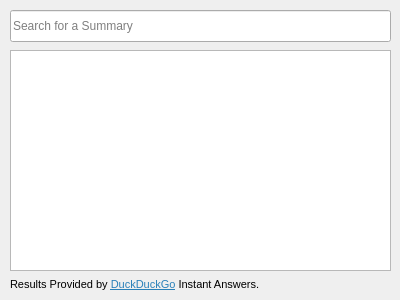
Old version of the form mainwindow.ui in the repository emctague/abstrakt.
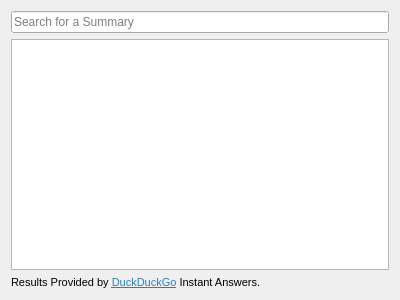
New version of the form.

Commit message: Make window contents scale to fit window size.

Patch:
```diff
--- a/mainwindow.ui
+++ b/mainwindow.ui
@@ -14,28 +14,16 @@
    <string>Abstrakt</string>
   </property>
   <widget class="QWidget" name="centralWidget">
+   <layout class="QVBoxLayout" name="verticalLayout">
+    <item>
    <widget class="QLineEdit" name="searchBox">
-    <property name="geometry">
-     <rect>
-      <x>10</x>
-      <y>10</y>
-      <width>381</width>
-      <height>32</height>
-     </rect>
-    </property>
     <property name="placeholderText">
      <string>Search for a Summary</string>
     </property>
    </widget>
+    </item>
+    <item>
    <widget class="QTextBrowser" name="result">
-    <property name="geometry">
-     <rect>
-      <x>10</x>
-      <y>50</y>
-      <width>381</width>
-      <height>221</height>
-     </rect>
-    </property>
     <property name="openExternalLinks">
      <bool>true</bool>
     </property>
@@ -43,15 +31,9 @@
      <bool>true</bool>
     </property>
    </widget>
+    </item>
+    <item>
    <widget class="QLabel" name="label">
-    <property name="geometry">
-     <rect>
-      <x>10</x>
-      <y>275</y>
-      <width>381</width>
-      <height>20</height>
-     </rect>
-    </property>
     <property name="font">
      <font>
       <pointsize>8</pointsize>
@@ -61,6 +43,8 @@
      <string>&lt;html&gt;&lt;head/&gt;&lt;body&gt;&lt;p&gt;Results Provided by &lt;a href=&quot;http://duckduckgo.com&quot;&gt;&lt;span style=&quot; text-decoration: underline; color:#2980b9;&quot;&gt;DuckDuckGo&lt;/span&gt;&lt;/a&gt; Instant Answers.&lt;/p&gt;&lt;/body&gt;&lt;/html&gt;</string>
     </property>
    </widget>
+    </item>
+   </layout>
   </widget>
  </widget>
  <layoutdefault spacing="6" margin="11"/>
```
Lines whose indentation alone changed are shown as unchanged.
